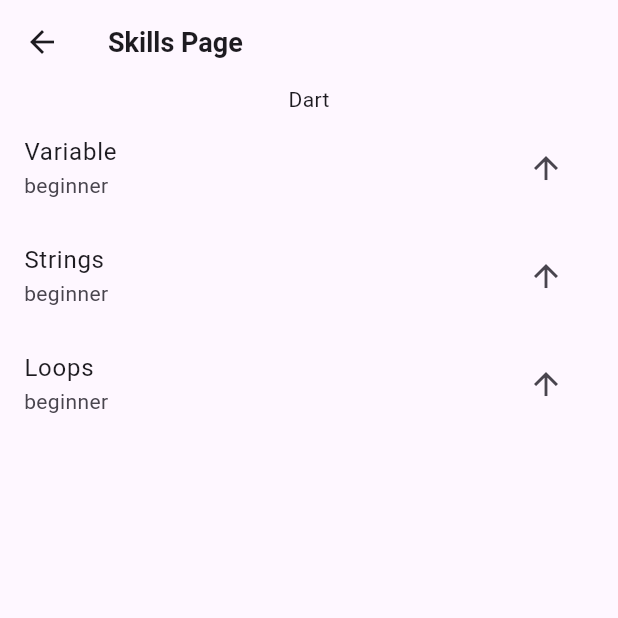
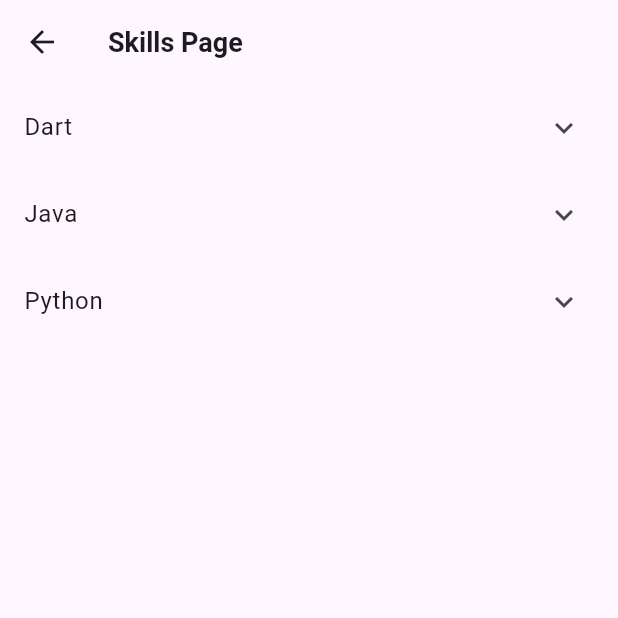
Before and after one commit to samkele2/DevShepherd, a Flutter app: the SkillsPage screen opened directly, on a phone screen of 412 x 824 dp, the top half of it. Run offline on Flutter 3.47's test engine with Material 3 defaults, Android fonts, the phone set to English and light mode, and no system bars.

Commit message:
Skills page functionality improved

```diff
--- a/lib/skills_page.dart
+++ b/lib/skills_page.dart
@@ -14,8 +14,6 @@ class SkillsPage extends StatefulWidget {
 
 class  _SkillsPageState extends State<SkillsPage> {
   Technologies technologies = Technologies();
-
-
   @override
   Widget build(BuildContext context){
     return Scaffold(
@@ -30,26 +28,25 @@ class  _SkillsPageState extends State<SkillsPage> {
       body: Column(
         children: [
           for (Technology tech in technologies.technologies)
-          Column(
+            ExpansionTile(
+              title: Text(tech.name),
               children: [
-              Text(tech.name),
                 for (Skill skill in tech.skills)
                   ListTile(
                     title: Text(skill.name),
                     subtitle: Text(skill.level.name),
-                  trailing: IconButton(
-                      onPressed: () {
+                    trailing: IconButton(onPressed: () {
                       setState(() {
                         skill.advanceLevel();
                       });
-                      }, icon: const Icon(Icons.arrow_upward),
-                )
-                )],
-          )
+                    },
+                    icon: const Icon(Icons.arrow_upward),
+                  ),
+                  ) ],
+            ),
         ],
       ),
 
         );
-
   }
 }
--- a/lib/technologies.dart
+++ b/lib/technologies.dart
@@ -2,5 +2,8 @@ import 'package:dev_shepherd/skill.dart';
 import 'package:dev_shepherd/technology.dart';
 
 class Technologies {
-  List<Technology> technologies = [Technology("Dart", [Skill("Variable"), Skill("Strings"), Skill("Loops")])];
+  List<Technology> technologies = [
+    Technology("Dart", [Skill("Variable"), Skill("Strings"), Skill("Loops")]),
+    Technology("Java",  [Skill("Objects"), Skill("Loops"), Skill("Iterables")]),
+    Technology("Python",  [Skill("Conditionals"), Skill("Lists"), Skill("Functions")])];
 }
```
Lines whose indentation alone changed are shown as unchanged.
